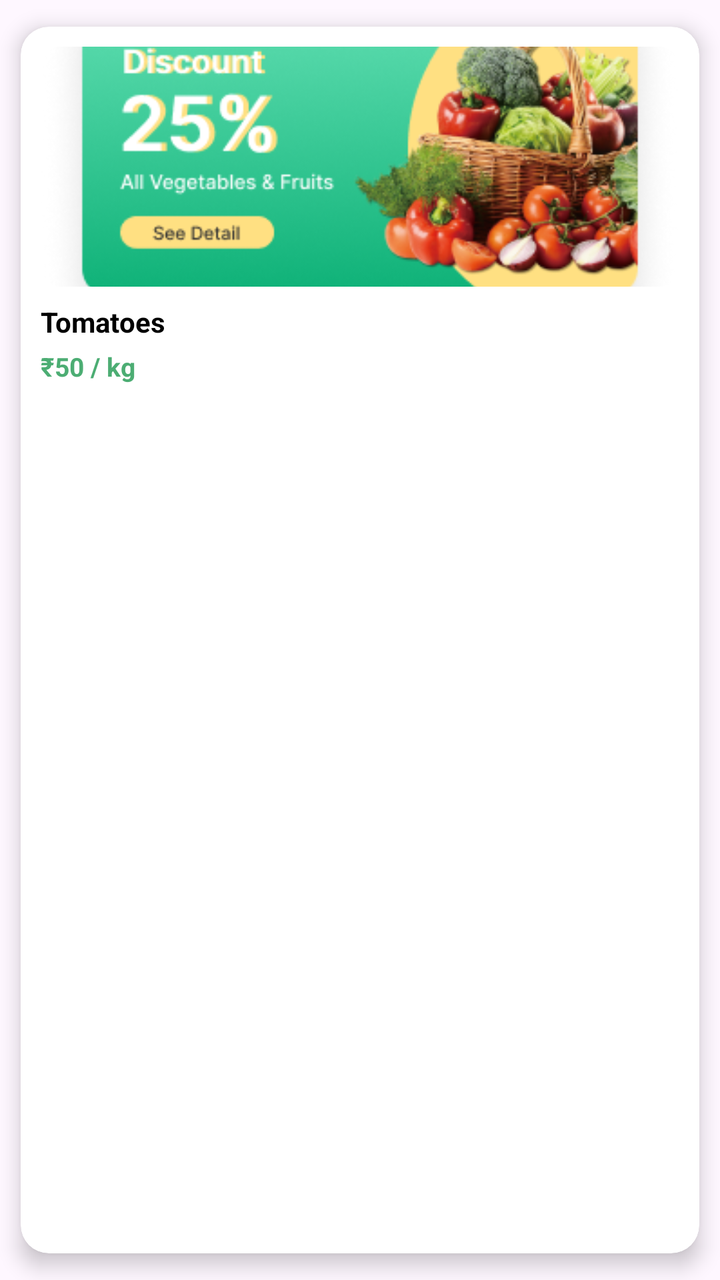
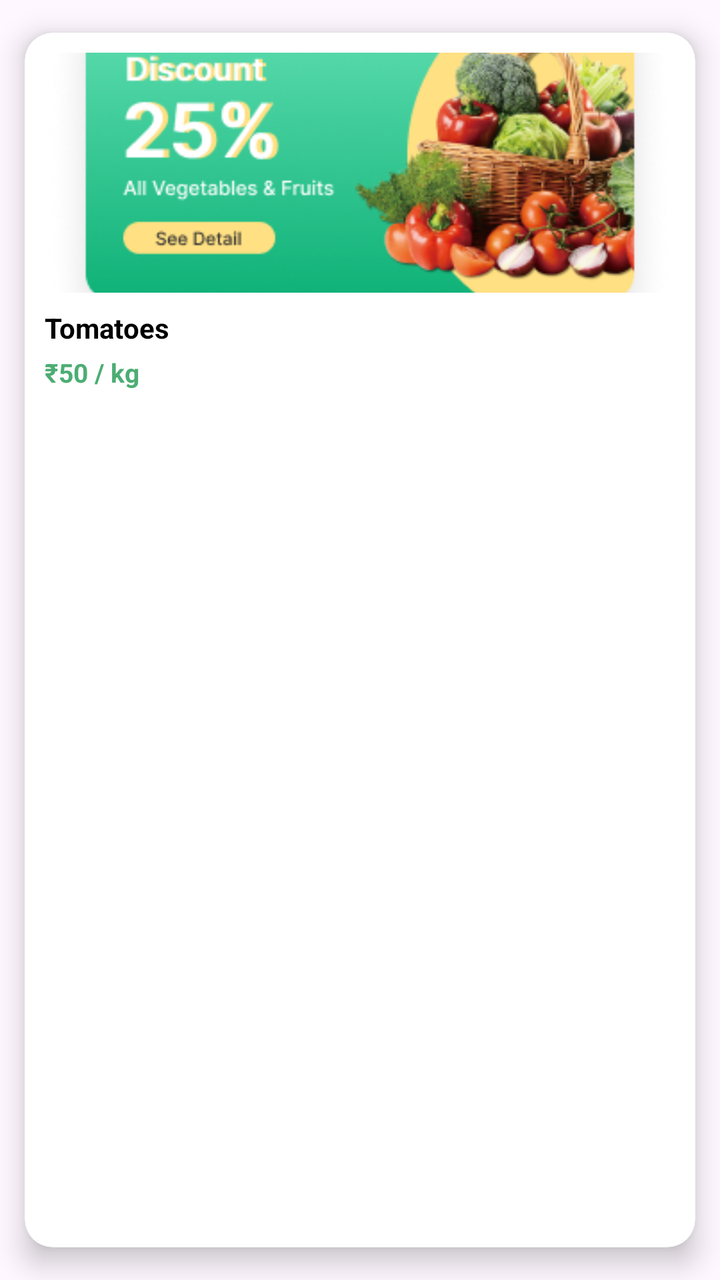

The first picture is an Android layout as it rendered before a commit; the second is the same layout after the commit. The layout source and the unified diff follow.
<!-- AndroidManifest.xml: application theme Theme.GrocHub -->
<!-- res/layout/item_wishlist.xml -->
<?xml version="1.0" encoding="utf-8"?>
<androidx.cardview.widget.CardView
    xmlns:android="http://schemas.android.com/apk/res/android"
    xmlns:app="http://schemas.android.com/apk/res-auto"
    android:layout_width="match_parent"
    android:layout_height="wrap_content"
    android:layout_margin="8dp"
    android:foreground="?attr/selectableItemBackground"
    app:cardCornerRadius="14dp"
    app:cardElevation="6dp"
    app:cardUseCompatPadding="true">

    <LinearLayout
        android:layout_width="match_parent"
        android:layout_height="wrap_content"
        android:orientation="vertical"
        android:padding="10dp">

        
        <ImageView
            android:id="@+id/iv_product"
            android:layout_width="match_parent"
            android:layout_height="120dp"
            android:scaleType="centerCrop"
            android:background="@drawable/rounded_image_bg"
            android:clipToOutline="true"
            android:src="@drawable/slider" />

        
        <TextView
            android:id="@+id/tv_product_name"
            android:layout_width="match_parent"
            android:layout_height="wrap_content"
            android:layout_marginTop="8dp"
            android:text="Tomatoes"
            android:textSize="14sp"
            android:textStyle="bold"
            android:textColor="@android:color/black"
            android:maxLines="2"
            android:ellipsize="end" />

        
        <TextView
            android:id="@+id/tv_product_price"
            android:layout_width="wrap_content"
            android:layout_height="wrap_content"
            android:layout_marginTop="4dp"
            android:text="₹50 / kg"
            android:textSize="13sp"
            android:textStyle="bold"
            android:textColor="@color/Primary" />

    </LinearLayout>

</androidx.cardview.widget.CardView>
<!-- resources referenced by this layout -->
<resources>
  <color name="Primary">#4CAD73</color>
  <!-- drawable rounded_image_bg (drawable) -->
  <?xml version="1.0" encoding="utf-8"?>
  <shape xmlns:android="http://schemas.android.com/apk/res/android">
      <corners android:radius="10dp" />
      <solid android:color="@android:color/transparent" />
  </shape>
  <!-- drawable slider: png bitmap (drawable, 100870 bytes) -->
  <style name="Theme.GrocHub" parent="Base.Theme.GrocHub" />
  <style name="Base.Theme.GrocHub" parent="Theme.Material3.DayNight.NoActionBar">
          
          
      </style>
</resources>

<!-- the commit's change to res/layout/item_wishlist.xml (unified diff, before → after) -->
@@ -4,10 +4,9 @@
     xmlns:app="http://schemas.android.com/apk/res-auto"
     android:layout_width="match_parent"
     android:layout_height="wrap_content"
-    android:layout_margin="8dp"
     android:foreground="?attr/selectableItemBackground"
     app:cardCornerRadius="14dp"
-    app:cardElevation="6dp"
+    app:cardElevation="8dp"
     app:cardUseCompatPadding="true">
 
     <LinearLayout
@@ -36,7 +35,7 @@
             android:textSize="14sp"
             android:textStyle="bold"
             android:textColor="@android:color/black"
-            android:maxLines="2"
+            android:maxLines="1"
             android:ellipsize="end" />
 
         
